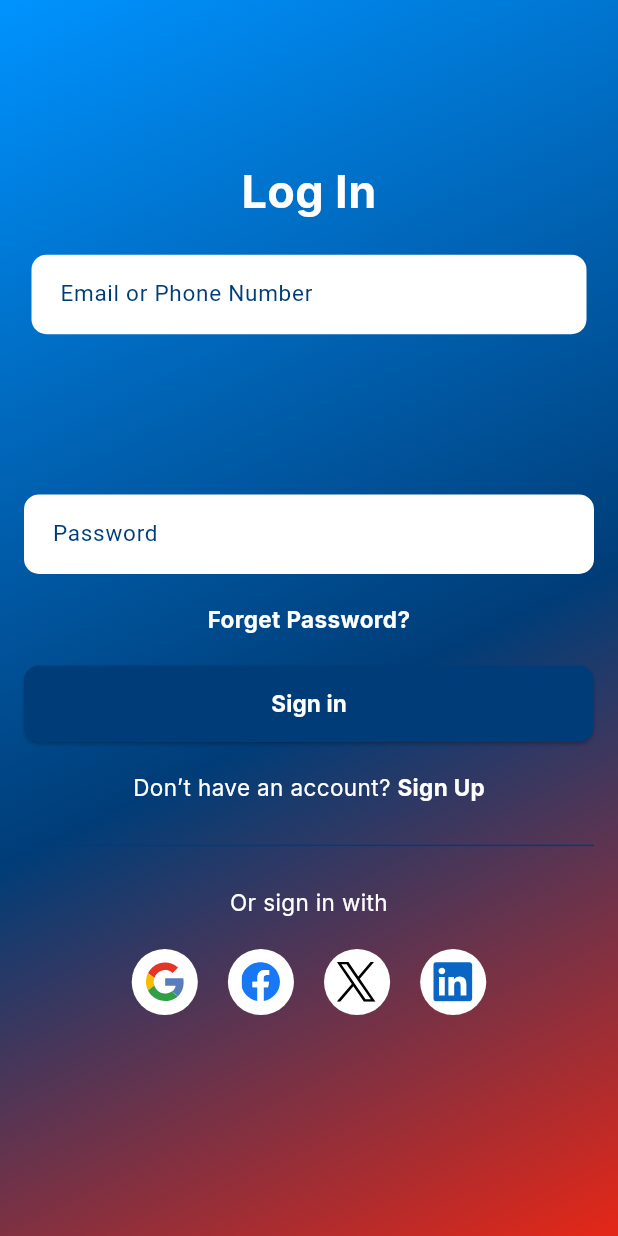
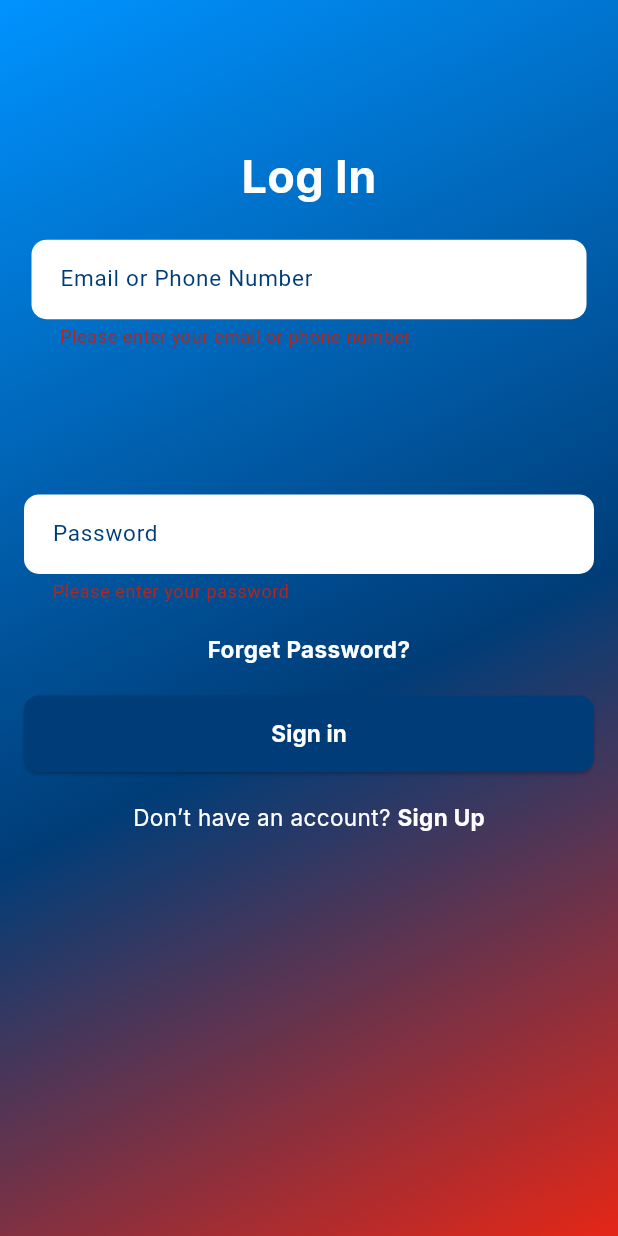
Before and after one commit to bourguiba01/air-gear, a Flutter app: the Conxion screen opened directly, after a tap on "Sign in", on a phone screen of 412 x 824 dp. Run offline on Flutter 3.47's test engine with Material 3 defaults, Android fonts, the phone set to English and light mode, and no system bars; our stand-ins replace flutter_svg, google_fonts, google_maps_flutter, shared_preferences; accounts and stored records are empty.

Commit message:
v0.2_login_and_log_up

```diff
--- a/lib/pages/CONXION.dart
+++ b/lib/pages/CONXION.dart
@@ -1,8 +1,66 @@
 import 'package:flutter/material.dart';
 import 'package:flutter_svg/flutter_svg.dart';
 import 'package:google_fonts/google_fonts.dart';
+import 'package:http/http.dart' as http;
+import 'dart:convert';
+import 'package:shared_preferences/shared_preferences.dart';
 
-class Conxion extends StatelessWidget {
+import 'MAIN-PAGE-CONACTED.dart';
+import 'signup.dart';
+
+class Conxion extends StatefulWidget {
+	@override
+	_ConxionState createState() => _ConxionState();
+}
+
+class _ConxionState extends State<Conxion> {
+	final _formKey = GlobalKey<FormState>();
+	final TextEditingController _emailController = TextEditingController();
+	final TextEditingController _passwordController = TextEditingController();
+
+	Future<void> _submitData() async {
+		if (_formKey.currentState!.validate()) {
+			final email = _emailController.text;
+			final password = _passwordController.text;
+
+			var url = Uri.parse('https://shopup.tn/airgear/api/login.php');
+			var response = await http.post(
+				url,
+				headers: <String, String>{
+					'Content-Type': 'application/json; charset=UTF-8',
+				},
+				body: jsonEncode(<String, String>{
+					'email': email,
+					'password': password,
+				}),
+			);
+				print(response.body) ;
+			if (response.statusCode == 200) {
+				var responseData = jsonDecode(response.body);
+				ScaffoldMessenger.of(context).showSnackBar(
+					SnackBar(content: Text('Login successful')),
+				);
+
+				// Store client data in shared preferences
+				SharedPreferences prefs = await SharedPreferences.getInstance();
+				await prefs.setString('id', responseData['id'].toString());
+				await prefs.setString('fullName', responseData['fullName'].toString());
+				await prefs.setString('email', responseData['email'].toString());
+				print('go to the main page ') ;
+				Navigator.of(context).pushReplacement(
+					MaterialPageRoute(builder: (context) => MainPageConacted()),
+				);
+
+
+				// Navigate to the next screen or perform other actions on successful login
+			} else {
+				ScaffoldMessenger.of(context).showSnackBar(
+					SnackBar(content: Text('Login failed: ${response.body}')),
+				);
+			}
+		}
+	}
+
 	@override
 	Widget build(BuildContext context) {
 		return Scaffold(
@@ -21,6 +79,8 @@ class Conxion extends StatelessWidget {
 					),
 				),
 				child: SafeArea(
+					child: Form(
+						key: _formKey,
 						child: Column(
 							crossAxisAlignment: CrossAxisAlignment.stretch,
 							children: [
@@ -44,7 +104,8 @@ class Conxion extends StatelessWidget {
 												SizedBox(height: 20),
 												Padding(
 													padding: const EdgeInsets.symmetric(horizontal: 5),
-												child: TextField(
+													child: TextFormField(
+														controller: _emailController,
 														decoration: InputDecoration(
 															hintText: 'Email or Phone Number',
 															hintStyle: TextStyle(
@@ -65,6 +126,13 @@ class Conxion extends StatelessWidget {
 															fontSize: 15,
 															color: Colors.black,
 														),
+														validator: (value) {
+															if (value == null || value.isEmpty) {
+																return 'Please enter your email or phone number';
+															}
+															return null;
+														},
+														keyboardType: TextInputType.emailAddress, // Set email keyboard type
 													),
 												),
 											],
@@ -78,7 +146,8 @@ class Conxion extends StatelessWidget {
 										child: Column(
 											crossAxisAlignment: CrossAxisAlignment.stretch,
 											children: [
-											TextField(
+												TextFormField(
+													controller: _passwordController,
 													obscureText: true,
 													decoration: InputDecoration(
 														hintText: 'Password',
@@ -100,6 +169,12 @@ class Conxion extends StatelessWidget {
 														fontSize: 15,
 														color: Colors.black,
 													),
+													validator: (value) {
+														if (value == null || value.isEmpty) {
+															return 'Please enter your password';
+														}
+														return null;
+													},
 												),
 												SizedBox(height: 20),
 												GestureDetector(
@@ -118,9 +193,7 @@ class Conxion extends StatelessWidget {
 												),
 												SizedBox(height: 20),
 												ElevatedButton(
-												onPressed: () {
-													// Add your sign in logic here
-												},
+													onPressed: _submitData,
 													style: ElevatedButton.styleFrom(
 														backgroundColor: Color(0xFF003D78),
 														padding: EdgeInsets.symmetric(vertical: 15),
@@ -151,7 +224,10 @@ class Conxion extends StatelessWidget {
 														),
 														GestureDetector(
 															onTap: () {
-															// Add your sign up logic here
+																Navigator.push(
+																	context,
+																	MaterialPageRoute(builder: (context) => SignUp()),
+																);
 															},
 															child: Text(
 																'Sign Up',
@@ -164,61 +240,12 @@ class Conxion extends StatelessWidget {
 														),
 													],
 												),
-											SizedBox(height: 20),
-											Divider(color: Color(0xFF003D78)),
-											SizedBox(height: 20),
-											GestureDetector(
-												onTap: () {
-													// Add your logic for social sign-in here
-												},
-												child: Text(
-													'Or sign in with',
-													textAlign: TextAlign.center,
-													style: GoogleFonts.inter(
-														fontWeight: FontWeight.w400,
-														fontSize: 15,
-														color: Colors.white,
-													),
-												),
-											),
-											SizedBox(height: 20),
-											Row(
-												mainAxisAlignment: MainAxisAlignment.center,
-												children: [
-													GestureDetector(
-														onTap: () {
-															// Add your logic for the first social sign-in here
-														},
-														child: _buildSocialIcon('assets/vectors/DEVICONGOOGLE_x4.svg'),
-													),
-													SizedBox(width: 20),
-													GestureDetector(
-														onTap: () {
-															// Add your logic for the second social sign-in here
-														},
-														child: _buildSocialIcon('assets/vectors/LOGOSFACEBOOK_x4.svg'),
-													),
-													SizedBox(width: 20),
-													GestureDetector(
-														onTap: () {
-															// Add your logic for the third social sign-in here
-														},
-														child: _buildSocialIcon('assets/vectors/VECTOR-20_x4.svg'),
-													),
-													SizedBox(width: 20),
-													GestureDetector(
-														onTap: () {
-															// Add your logic for the fourth social sign-in here
-														},
-														child: _buildSocialIcon('assets/vectors/VECTOR-19_x4.svg'),
-													),
-												],
-											),
 											],
 										),
 									),
 								),
 							],
+						),
 					),
 				),
 			),
--- a/pubspec.yaml
+++ b/pubspec.yaml
@@ -12,6 +12,10 @@ dependencies:
     sdk: flutter
   cupertino_icons: ^1.0.6
   google_fonts: ^6.2.1
+  shared_preferences: ^2.2.3
+  http: ^1.2.1
+  google_maps_flutter: ^2.7.0
+  flutter_osm_plugin: ^0.70.4
 
 dev_dependencies:
   flutter_test:
@@ -87,3 +91,4 @@ flutter:
   - assets/vectors/VECTOR-34_x4.svg
   - assets/vectors/VECTOR-48_x4.svg
   - assets/vectors/VECTOR-44_x4.svg
+  - assets/vectors/img.png
```
Also changed, not shown: lib/incl/footer.dart (+13 -1 lines), lib/pages/FLUSH-SCREEN.dart (+25 -4 lines), lib/pages/maps.dart (added, +39 -0 lines), lib/pages/signup.dart (added, +309 -0 lines), 4 other files. Lines whose indentation alone changed are shown as unchanged.
